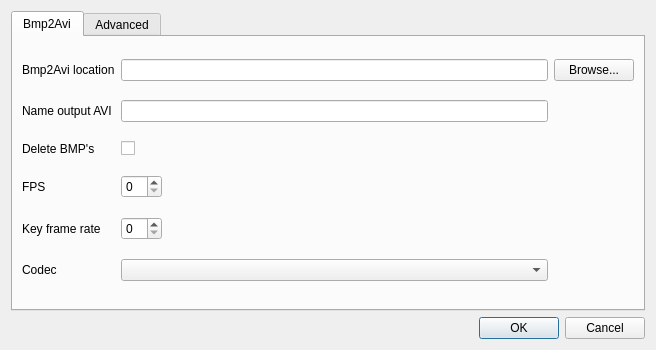
This is src/settings.ui in michjans/routegen as Qt 5 draws it before an edit. The edited form follows.
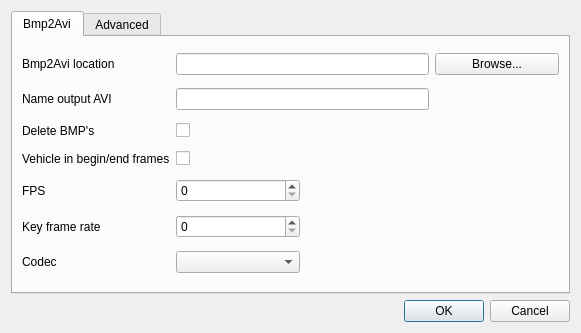
This is the edited form.

Commit message: Fixes for Windows build Moved generate iconless frame to settings dialog Some fixes in passing on settings, when user changes them

Diff of the .ui file:
```diff
--- a/src/settings.ui
+++ b/src/settings.ui
@@ -6,8 +6,8 @@
    <rect>
     <x>0</x>
     <y>0</y>
-    <width>656</width>
-    <height>350</height>
+    <width>581</width>
+    <height>333</height>
    </rect>
   </property>
   <property name="windowTitle">
@@ -26,7 +26,7 @@
       <attribute name="toolTip">
        <string>Change bmp2avi settings</string>
       </attribute>
-      <layout class="QGridLayout">
+      <layout class="QGridLayout" name="gridLayout">
        <item row="0" column="0">
         <widget class="QLabel" name="locationLabel">
          <property name="text">
@@ -72,7 +72,7 @@
          </property>
         </widget>
        </item>
-       <item row="2" column="1" colspan="2">
+       <item row="2" column="1">
         <widget class="QCheckBox" name="mDeleteBMPsCB">
          <property name="toolTip">
           <string>Delete BMP's after AVI generation</string>
@@ -83,20 +83,37 @@
         </widget>
        </item>
        <item row="3" column="0">
+        <widget class="QLabel" name="label_7">
+         <property name="text">
+          <string>Vehicle in begin/end frames</string>
+         </property>
+        </widget>
+       </item>
+       <item row="3" column="1">
+        <widget class="QCheckBox" name="mIconLessBeginEndFramesCB">
+         <property name="toolTip">
+          <string>Check if first and last frame should contain the vehicle icon</string>
+         </property>
+         <property name="text">
+          <string/>
+         </property>
+        </widget>
+       </item>
+       <item row="4" column="0">
         <widget class="QLabel" name="label_3">
          <property name="text">
           <string>FPS</string>
          </property>
         </widget>
        </item>
-       <item row="3" column="1">
+       <item row="4" column="1">
         <widget class="QSpinBox" name="mFpsSB">
          <property name="toolTip">
           <string>Select frame rate of output AVI</string>
          </property>
         </widget>
        </item>
-       <item row="3" column="2">
+       <item row="4" column="2" colspan="2">
         <spacer>
          <property name="orientation">
           <enum>Qt::Horizontal</enum>
@@ -109,21 +126,21 @@
          </property>
         </spacer>
        </item>
-       <item row="4" column="0">
+       <item row="5" column="0">
         <widget class="QLabel" name="label_5">
          <property name="text">
           <string>Key frame rate</string>
          </property>
         </widget>
        </item>
-       <item row="4" column="1">
+       <item row="5" column="1">
         <widget class="QSpinBox" name="mKeyFrSB">
          <property name="toolTip">
           <string>Select key frame rate of output AVI</string>
          </property>
         </widget>
        </item>
-       <item row="4" column="2">
+       <item row="5" column="2" colspan="2">
         <spacer>
          <property name="orientation">
           <enum>Qt::Horizontal</enum>
@@ -136,14 +153,14 @@
          </property>
         </spacer>
        </item>
-       <item row="5" column="0">
+       <item row="6" column="0">
         <widget class="QLabel" name="label_4">
          <property name="text">
           <string>Codec</string>
          </property>
         </widget>
        </item>
-       <item row="5" column="1" colspan="2">
+       <item row="6" column="1">
         <widget class="QComboBox" name="mCodecCB">
          <property name="toolTip">
           <string>Select codec used for output AVI</string>
```
The commit also changes 9 other files.
